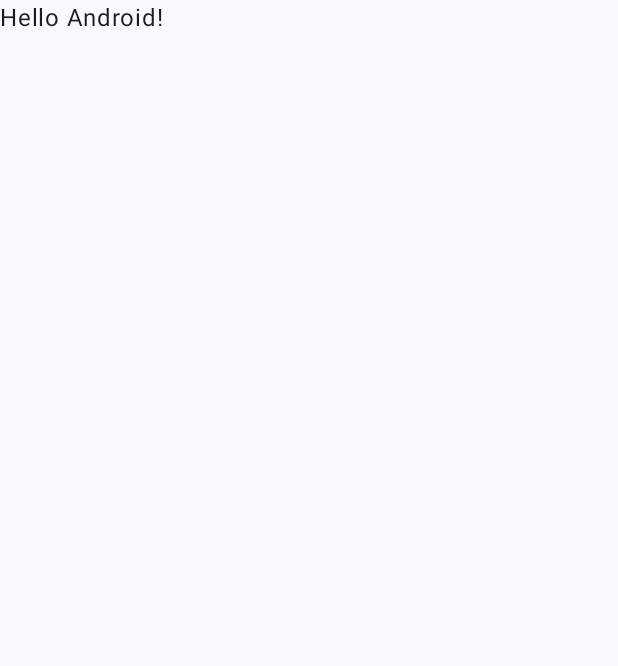
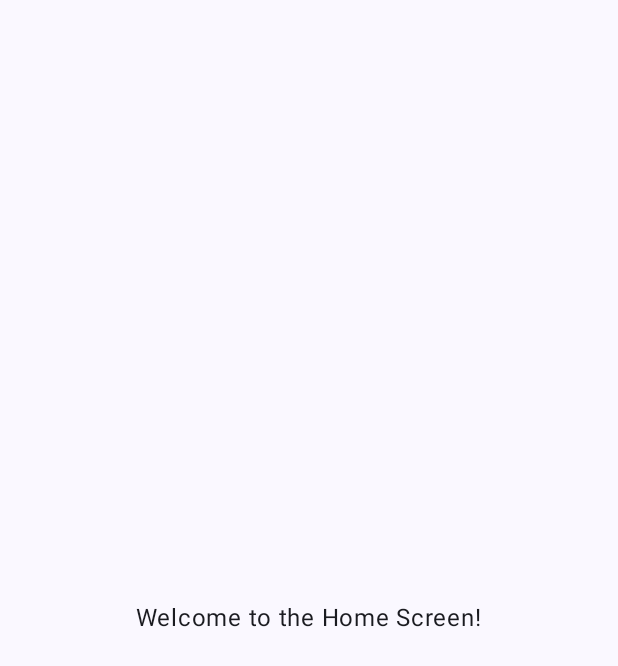
Before and after one commit to reynaldabnerr/Jokka-App, an Android app built with Jetpack Compose: the screen it shows after launch (MainActivity), on a phone screen of 412 x 824 dp. Before the commit the part shown is almost empty. Shown: the top 666 px of the screen. Run offline under Robolectric (Android 15) with nearby library versions, the phone set to English and light mode, and no system bars.

Commit message:
feat : splashscreen.kt

```diff
--- a/app/build.gradle.kts
+++ b/app/build.gradle.kts
@@ -59,6 +59,8 @@ dependencies {
     implementation(libs.androidx.ui.graphics)
     implementation(libs.androidx.ui.tooling.preview)
     implementation(libs.androidx.material3)
+    implementation(libs.androidx.navigation.runtime.ktx)
+    implementation(libs.androidx.navigation.compose)
     testImplementation(libs.junit)
     androidTestImplementation(libs.androidx.junit)
     androidTestImplementation(libs.androidx.espresso.core)
--- a/app/src/main/AndroidManifest.xml
+++ b/app/src/main/AndroidManifest.xml
@@ -12,14 +12,14 @@
         android:supportsRtl="true"
         android:theme="@style/Theme.JokkaApp"
         tools:targetApi="31">
+
         <activity
             android:name=".MainActivity"
             android:exported="true"
-            android:label="@string/app_name"
             android:theme="@style/Theme.JokkaApp">
+
             <intent-filter>
                 <action android:name="android.intent.action.MAIN" />
-
                 <category android:name="android.intent.category.LAUNCHER" />
             </intent-filter>
         </activity>
--- /dev/null
+++ b/app/src/main/java/com/example/jokka_app/Auth/splashscreen.kt
@@ -0,0 +1,43 @@
+package com.example.jokka_app.Auth
+
+import androidx.compose.runtime.Composable
+import androidx.compose.foundation.layout.Box
+import androidx.compose.foundation.layout.fillMaxSize
+import androidx.compose.foundation.layout.padding
+import androidx.compose.material3.Text
+import androidx.compose.ui.Alignment
+import androidx.compose.ui.Modifier
+import androidx.compose.ui.tooling.preview.Preview
+import androidx.compose.ui.unit.dp
+import androidx.navigation.NavController
+import androidx.navigation.compose.rememberNavController
+import kotlinx.coroutines.delay
+import androidx.compose.runtime.LaunchedEffect
+import com.example.jokka_app.navigation.Screen
+
+@Composable
+fun SplashScreen(navController: NavController) {
+    LaunchedEffect(true) {
+        delay(3000)
+        navController.navigate(Screen.Home.route) {
+            popUpTo(Screen.Splash.route) {
+                inclusive = true
+            }
+        }
+    }
+
+    Box(
+        modifier = Modifier
+            .fillMaxSize()
+            .padding(16.dp),
+        contentAlignment = Alignment.Center
+    ) {
+        Text(text = "Your App Name")
+    }
+}
+
+@Preview(showBackground = true)
+@Composable
+fun SplashScreenPreview() {
+    SplashScreen(navController = rememberNavController())
+}
--- /dev/null
+++ b/app/src/main/java/com/example/jokka_app/Home/HomeScreen.kt
@@ -0,0 +1,18 @@
+package com.example.jokka_app.ui.home
+
+import androidx.compose.runtime.Composable
+import androidx.compose.foundation.layout.Box
+import androidx.compose.foundation.layout.fillMaxSize
+import androidx.compose.material3.Text
+import androidx.compose.ui.Alignment
+import androidx.compose.ui.Modifier
+
+@Composable
+fun HomeScreen() {
+    Box(
+        modifier = Modifier.fillMaxSize(),
+        contentAlignment = Alignment.Center
+    ) {
+        Text(text = "Welcome to the Home Screen!")
+    }
+}
--- a/app/src/main/java/com/example/jokka_app/MainActivity.kt
+++ b/app/src/main/java/com/example/jokka_app/MainActivity.kt
@@ -3,45 +3,22 @@ package com.example.jokka_app
 import android.os.Bundle
 import androidx.activity.ComponentActivity
 import androidx.activity.compose.setContent
-import androidx.activity.enableEdgeToEdge
-import androidx.compose.foundation.layout.fillMaxSize
-import androidx.compose.foundation.layout.padding
-import androidx.compose.material3.Scaffold
-import androidx.compose.material3.Text
-import androidx.compose.runtime.Composable
-import androidx.compose.ui.Modifier
-import androidx.compose.ui.tooling.preview.Preview
-import com.example.jokka_app.ui.theme.JokkaAppTheme
+import androidx.compose.material3.MaterialTheme
+import androidx.compose.material3.Surface
+import androidx.navigation.compose.rememberNavController
+import com.example.jokka_app.navigation.NavGraph
+import com.example.jokka_app.ui.theme.JokkaAppTheme  // Pastikan nama tema sesuai dengan yang telah Anda buat
 
 class MainActivity : ComponentActivity() {
     override fun onCreate(savedInstanceState: Bundle?) {
         super.onCreate(savedInstanceState)
-        enableEdgeToEdge()
         setContent {
-            JokkaAppTheme {
-                Scaffold(modifier = Modifier.fillMaxSize()) { innerPadding ->
-                    Greeting(
-                        name = "Android",
-                        modifier = Modifier.padding(innerPadding)
-                    )
+            JokkaAppTheme {  // Gunakan tema yang sesuai
+                val navController = rememberNavController()
+                Surface(color = MaterialTheme.colorScheme.background) {
+                    NavGraph(navController = navController)
                 }
             }
         }
     }
 }
-
-@Composable
-fun Greeting(name: String, modifier: Modifier = Modifier) {
-    Text(
-        text = "Hello $name!",
-        modifier = modifier
-    )
-}
-
-@Preview(showBackground = true)
-@Composable
-fun GreetingPreview() {
-    JokkaAppTheme {
-        Greeting("Android")
-    }
-}
--- /dev/null
+++ b/app/src/main/java/com/example/jokka_app/NavGraph.kt
@@ -0,0 +1,28 @@
+package com.example.jokka_app.navigation
+
+import androidx.compose.runtime.Composable
+import androidx.navigation.NavHostController
+import androidx.navigation.compose.NavHost
+import androidx.navigation.compose.composable
+import com.example.jokka_app.Auth.SplashScreen
+import com.example.jokka_app.ui.home.HomeScreen
+
+@Composable
+fun NavGraph(navController: NavHostController) {
+    NavHost(navController, startDestination = Screen.Splash.route) {
+        composable(Screen.Splash.route) {
+            SplashScreen(navController = navController)
+        }
+        composable(Screen.Home.route) {
+            HomeScreen()
+        }
+        // Tambahkan rute lain di sini
+    }
+}
+
+// Define the screens in your app
+sealed class Screen(val route: String) {
+    object Splash : Screen("splash")
+    object Home : Screen("home")
+    // Tambahkan objek layar lainnya di sini
+}
--- a/gradle/libs.versions.toml
+++ b/gradle/libs.versions.toml
@@ -8,6 +8,8 @@ espressoCore = "3.6.1"
 lifecycleRuntimeKtx = "2.8.5"
 activityCompose = "1.9.2"
 composeBom = "2024.04.01"
+navigationRuntimeKtx = "2.8.0"
+navigationCompose = "2.8.0"
 
 [libraries]
 androidx-core-ktx = { group = "androidx.core", name = "core-ktx", version.ref = "coreKtx" }
@@ -24,6 +26,8 @@ androidx-ui-tooling-preview = { group = "androidx.compose.ui", name = "ui-toolin
 androidx-ui-test-manifest = { group = "androidx.compose.ui", name = "ui-test-manifest" }
 androidx-ui-test-junit4 = { group = "androidx.compose.ui", name = "ui-test-junit4" }
 androidx-material3 = { group = "androidx.compose.material3", name = "material3" }
+androidx-navigation-runtime-ktx = { group = "androidx.navigation", name = "navigation-runtime-ktx", version.ref = "navigationRuntimeKtx" }
+androidx-navigation-compose = { group = "androidx.navigation", name = "navigation-compose", version.ref = "navigationCompose" }
 
 [plugins]
 android-application = { id = "com.android.application", version.ref = "agp" }
```
